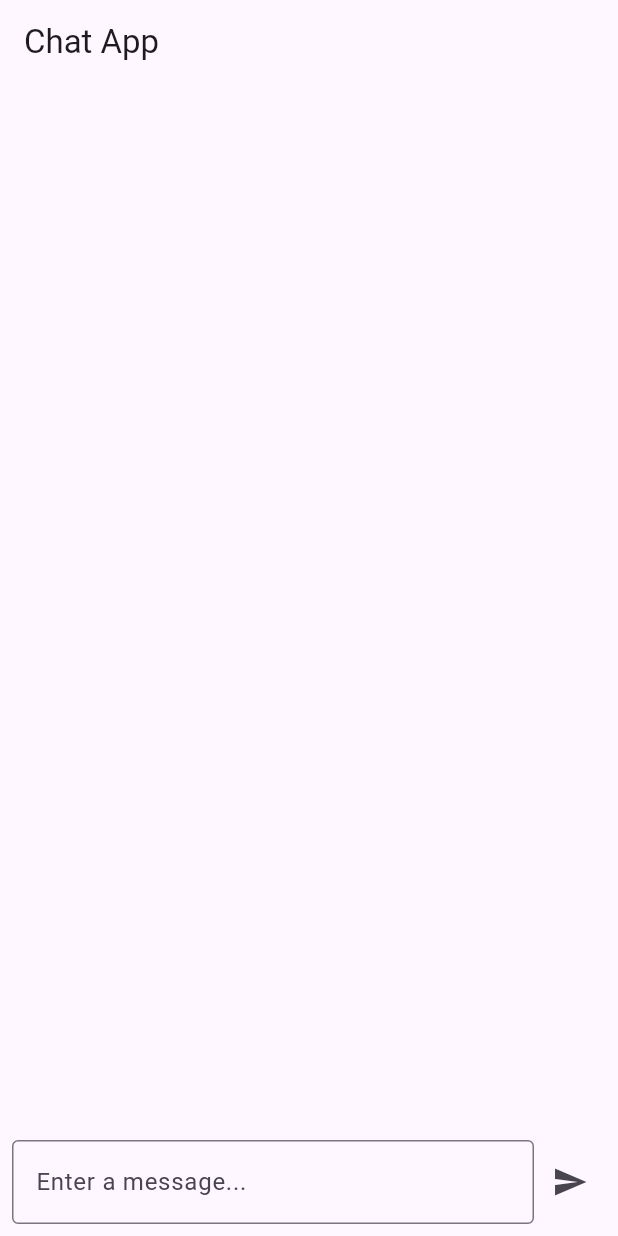
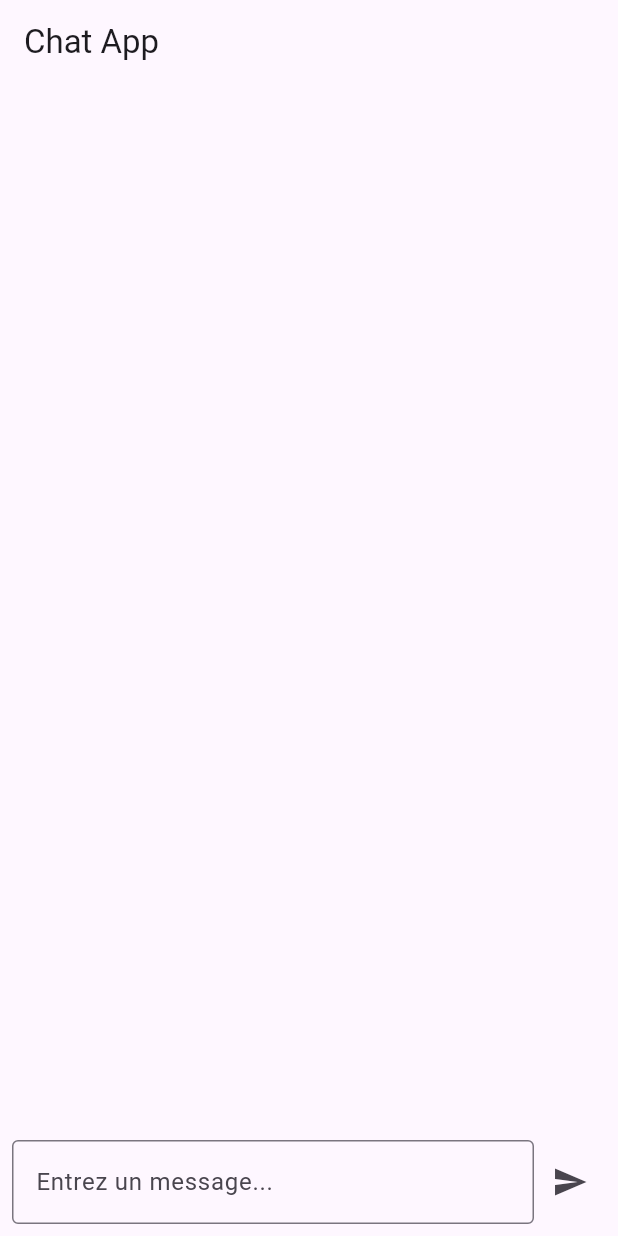
Before and after one commit to Hilary29/chatbot_poc, a Flutter app: the screen it shows after launch, after a tap on the "send" icon, on a phone screen of 412 x 824 dp. Run offline on Flutter 3.47's test engine with Material 3 defaults, Android fonts, the phone set to English and light mode, and no system bars; our stand-ins replace bloc, dio, flutter_bloc.

Commit message:
Refactor chat screen to integrate BLoC for message handling and update dependencies

```diff
--- a/lib/chat_feature/presentation/chat_screen.dart
+++ b/lib/chat_feature/presentation/chat_screen.dart
@@ -1,7 +1,8 @@
-import 'dart:async';
-
+import 'package:chat_poc/chat_feature/business_logic/chat_bloc.dart';
+import 'package:chat_poc/chat_feature/data/models/chat_request.dart';
 import 'package:chat_poc/chat_feature/presentation/chat_bubble.dart';
 import 'package:flutter/material.dart';
+import 'package:flutter_bloc/flutter_bloc.dart';
 
 class ChatScreen extends StatefulWidget {
   const ChatScreen({super.key});
@@ -11,10 +12,9 @@ class ChatScreen extends StatefulWidget {
 }
 
 class _ChatScreenState extends State<ChatScreen> {
-  List<Map<String, dynamic>> _messages = [];
-  TextEditingController _controller = TextEditingController();
-  bool _isTyping = false;
-  ScrollController _scrollController = ScrollController();
+  final List<Map<String, dynamic>> _messages = [];
+  final TextEditingController _controller = TextEditingController();
+  final ScrollController _scrollController = ScrollController();
 
   void _sendMessage() {
     String message = _controller.text.trim();
@@ -22,26 +22,17 @@ class _ChatScreenState extends State<ChatScreen> {
 
     setState(() {
       _messages.add({"message": message, "isSentByMe": true});
-      _isTyping = true;
     });
 
     _controller.clear();
-
-    // Scroll to the bottom after sending a message
     _scrollToBottom();
 
-    // Simulate typing and response delay
-    Timer(Duration(seconds: 2), () {
-      setState(() {
-        _isTyping = false;
-        _messages.add({
-          "message": "Your friend's auto-generated reply",
-          "isSentByMe": false,
-        });
-        // Scroll to the bottom after receiving a new message
-        _scrollToBottom();
-      });
-    });
+    // Envoyer le message via le BLoC
+    context.read<ChatBloc>().add(
+      SendMessageEvent(
+        request: ChatRequest(question: message, includeSources: true),
+      ),
+    );
   }
 
   void _scrollToBottom() {
@@ -57,10 +48,36 @@ class _ChatScreenState extends State<ChatScreen> {
   }
 
   @override
+  void dispose() {
+    _controller.dispose();
+    _scrollController.dispose();
+    super.dispose();
+  }
+
+  @override
   Widget build(BuildContext context) {
     return Scaffold(
       appBar: AppBar(title: Text("Chat App")),
-      body: Column(
+      body: BlocListener<ChatBloc, ChatState>(
+        listener: (context, state) {
+          if (state is ChatSuccess) {
+            setState(() {
+              _messages.add({
+                "message": state.chatResponse.answer ?? "Pas de réponse",
+                "isSentByMe": false,
+              });
+            });
+            _scrollToBottom();
+          } else if (state is ChatFailure) {
+            ScaffoldMessenger.of(context).showSnackBar(
+              SnackBar(
+                content: Text("Erreur: ${state.errorMessage}"),
+                backgroundColor: Colors.red,
+              ),
+            );
+          }
+        },
+        child: Column(
           children: [
             Expanded(
               child: ListView.builder(
@@ -74,16 +91,32 @@ class _ChatScreenState extends State<ChatScreen> {
                 },
               ),
             ),
-          if (_isTyping)
-            Padding(
+            BlocBuilder<ChatBloc, ChatState>(
+              builder: (context, state) {
+                if (state is ChatLoading) {
+                  return Padding(
                     padding: const EdgeInsets.all(8.0),
                     child: Align(
                       alignment: Alignment.centerLeft,
-                child: Text(
-                  "Your friend is typing...",
+                      child: Row(
+                        children: [
+                          SizedBox(
+                            width: 16,
+                            height: 16,
+                            child: CircularProgressIndicator(strokeWidth: 2),
+                          ),
+                          SizedBox(width: 8),
+                          Text(
+                            "En train de répondre...",
                             style: TextStyle(fontSize: 12, color: Colors.grey),
                           ),
+                        ],
                       ),
+                    ),
+                  );
+                }
+                return SizedBox.shrink();
+              },
             ),
             Padding(
               padding: const EdgeInsets.all(8.0),
@@ -93,24 +126,30 @@ class _ChatScreenState extends State<ChatScreen> {
                     child: TextField(
                       controller: _controller,
                       decoration: InputDecoration(
-                      hintText: "Enter a message...",
+                        hintText: "Entrez un message...",
                         border: OutlineInputBorder(),
                       ),
                       minLines: 1,
                       maxLines: 5,
                       keyboardType: TextInputType.multiline,
                       textInputAction: TextInputAction.newline,
+                      onSubmitted: (_) => _sendMessage(),
                     ),
                   ),
-                IconButton(
+                  BlocBuilder<ChatBloc, ChatState>(
+                    builder: (context, state) {
+                      return IconButton(
                         icon: Icon(Icons.send),
-                  onPressed: _sendMessage,
+                        onPressed: state is ChatLoading ? null : _sendMessage,
+                      );
+                    },
                   ),
                 ],
               ),
             ),
           ],
         ),
+      ),
     );
   }
 }
--- a/lib/main.dart
+++ b/lib/main.dart
@@ -1,5 +1,10 @@
+import 'package:chat_poc/chat_feature/business_logic/chat_bloc.dart';
+import 'package:chat_poc/chat_feature/data/repositories/chat_repository.dart';
+import 'package:chat_poc/chat_feature/data/services/chat_service.dart';
 import 'package:chat_poc/chat_feature/presentation/chat_screen.dart';
+import 'package:dio/dio.dart';
 import 'package:flutter/material.dart';
+import 'package:flutter_bloc/flutter_bloc.dart';
 
 void main() {
   runApp(const MyApp());
@@ -8,9 +13,13 @@ void main() {
 class MyApp extends StatelessWidget {
   const MyApp({super.key});
 
-  // This widget is the root of your application.
   @override
   Widget build(BuildContext context) {
+    // Initialisation des dépendances
+    final dio = Dio();
+    final chatService = ChatService(dio: dio);
+    final chatRepository = ChatRepository(chatService: chatService);
+
     return MaterialApp(
       title: 'chat POC',
       debugShowCheckedModeBanner: false,
@@ -18,7 +27,10 @@ class MyApp extends StatelessWidget {
         colorScheme: ColorScheme.fromSeed(seedColor: Colors.deepPurple),
         useMaterial3: true,
       ),
-      home: const ChatScreen(),
+      home: BlocProvider(
+        create: (context) => ChatBloc(chatRepository: chatRepository),
+        child: const ChatScreen(),
+      ),
     );
   }
 }
--- a/pubspec.yaml
+++ b/pubspec.yaml
@@ -37,6 +37,7 @@ dependencies:
   equatable: ^2.0.3
   dio: ^5.3.2
   bloc: ^8.1.0
+  flutter_bloc: ^8.1.3
 
 dev_dependencies:
   flutter_test:
```
Also changed, not shown: pubspec.lock. Lines whose indentation alone changed are shown as unchanged.
